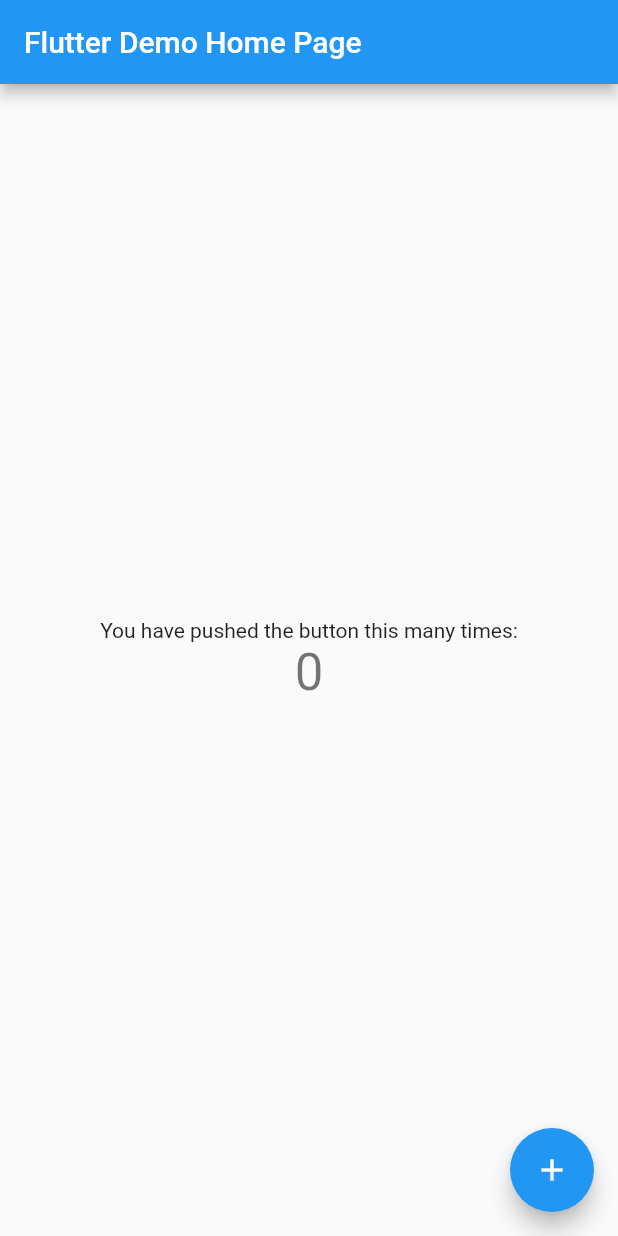
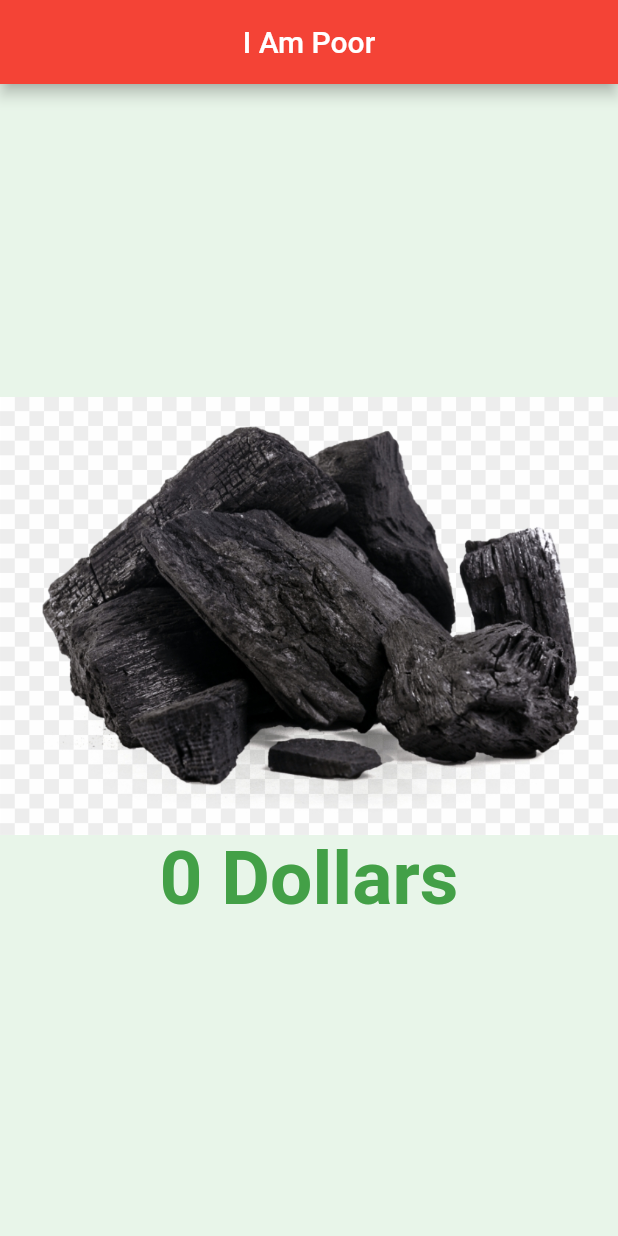
Before and after one commit to LearningRepos/mobileDevLearning, a Flutter app: the screen it shows after launch, on a phone screen of 412 x 824 dp. Run offline on Flutter 3.47's test engine with Material 2 defaults, Android fonts, the phone set to English and light mode, and no system bars.

Commit message:
Finished I_Am_Poor App

```diff
--- a/I_Am_Poor/lib/main.dart
+++ b/I_Am_Poor/lib/main.dart
@@ -1,117 +1,31 @@
 import 'package:flutter/material.dart';
 
 void main() {
-  runApp(MyApp());
-}
-
-class MyApp extends StatelessWidget {
-  // This widget is the root of your application.
-  @override
-  Widget build(BuildContext context) {
-    return MaterialApp(
-      title: 'Flutter Demo',
-      theme: ThemeData(
-        // This is the theme of your application.
-        //
-        // Try running your application with "flutter run". You'll see the
-        // application has a blue toolbar. Then, without quitting the app, try
-        // changing the primarySwatch below to Colors.green and then invoke
-        // "hot reload" (press "r" in the console where you ran "flutter run",
-        // or simply save your changes to "hot reload" in a Flutter IDE).
-        // Notice that the counter didn't reset back to zero; the application
-        // is not restarted.
-        primarySwatch: Colors.blue,
-        // This makes the visual density adapt to the platform that you run
-        // the app on. For desktop platforms, the controls will be smaller and
-        // closer together (more dense) than on mobile platforms.
-        visualDensity: VisualDensity.adaptivePlatformDensity,
-      ),
-      home: MyHomePage(title: 'Flutter Demo Home Page'),
-    );
-  }
-}
-
-class MyHomePage extends StatefulWidget {
-  MyHomePage({Key key, this.title}) : super(key: key);
-
-  // This widget is the home page of your application. It is stateful, meaning
-  // that it has a State object (defined below) that contains fields that affect
-  // how it looks.
-
-  // This class is the configuration for the state. It holds the values (in this
-  // case the title) provided by the parent (in this case the App widget) and
-  // used by the build method of the State. Fields in a Widget subclass are
-  // always marked "final".
-
-  final String title;
-
-  @override
-  _MyHomePageState createState() => _MyHomePageState();
-}
-
-class _MyHomePageState extends State<MyHomePage> {
-  int _counter = 0;
-
-  void _incrementCounter() {
-    setState(() {
-      // This call to setState tells the Flutter framework that something has
-      // changed in this State, which causes it to rerun the build method below
-      // so that the display can reflect the updated values. If we changed
-      // _counter without calling setState(), then the build method would not be
-      // called again, and so nothing would appear to happen.
-      _counter++;
-    });
-  }
-
-  @override
-  Widget build(BuildContext context) {
-    // This method is rerun every time setState is called, for instance as done
-    // by the _incrementCounter method above.
-    //
-    // The Flutter framework has been optimized to make rerunning build methods
-    // fast, so that you can just rebuild anything that needs updating rather
-    // than having to individually change instances of widgets.
-    return Scaffold(
-      appBar: AppBar(
-        // Here we take the value from the MyHomePage object that was created by
-        // the App.build method, and use it to set our appbar title.
-        title: Text(widget.title),
-      ),
-      body: Center(
-        // Center is a layout widget. It takes a single child and positions it
-        // in the middle of the parent.
-        child: Column(
-          // Column is also a layout widget. It takes a list of children and
-          // arranges them vertically. By default, it sizes itself to fit its
-          // children horizontally, and tries to be as tall as its parent.
-          //
-          // Invoke "debug painting" (press "p" in the console, choose the
-          // "Toggle Debug Paint" action from the Flutter Inspector in Android
-          // Studio, or the "Toggle Debug Paint" command in Visual Studio Code)
-          // to see the wireframe for each widget.
-          //
-          // Column has various properties to control how it sizes itself and
-          // how it positions its children. Here we use mainAxisAlignment to
-          // center the children vertically; the main axis here is the vertical
-          // axis because Columns are vertical (the cross axis would be
-          // horizontal).
+  runApp(
+    MaterialApp(
+      debugShowCheckedModeBanner: false,
+      home: Scaffold(
+        backgroundColor: Colors.green[50],
+        appBar: AppBar(
+          backgroundColor: Colors.red,
+          centerTitle: true,
+          title: Text("I Am Poor"),
+        ),
+        body: Column(
           mainAxisAlignment: MainAxisAlignment.center,
-          children: <Widget>[
+          crossAxisAlignment: CrossAxisAlignment.center,
+          children: [
+            Image.asset("images/coal.png"),
             Text(
-              'You have pushed the button this many times:',
-            ),
-            Text(
-              '$_counter',
-              style: Theme.of(context).textTheme.headline4,
+              '0 Dollars',
+              style: TextStyle(
+                  fontWeight: FontWeight.bold,
+                  fontSize: 50,
+                  color: Colors.green[600]),
             ),
           ],
         ),
       ),
-      floatingActionButton: FloatingActionButton(
-        onPressed: _incrementCounter,
-        tooltip: 'Increment',
-        child: Icon(Icons.add),
-      ), // This trailing comma makes auto-formatting nicer for build methods.
-    );
-  }
+    ),
+  );
 }
```
Also changed, not shown: I_Am_Poor/pubspec.yaml (+3 -7 lines), I_Am_Poor/images/coal.png (added), 2 other files.
